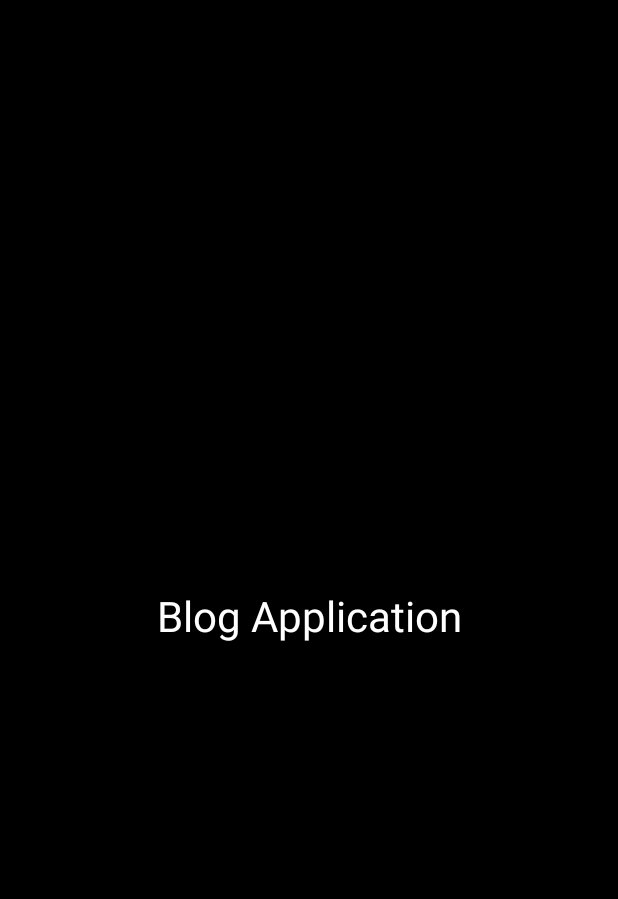
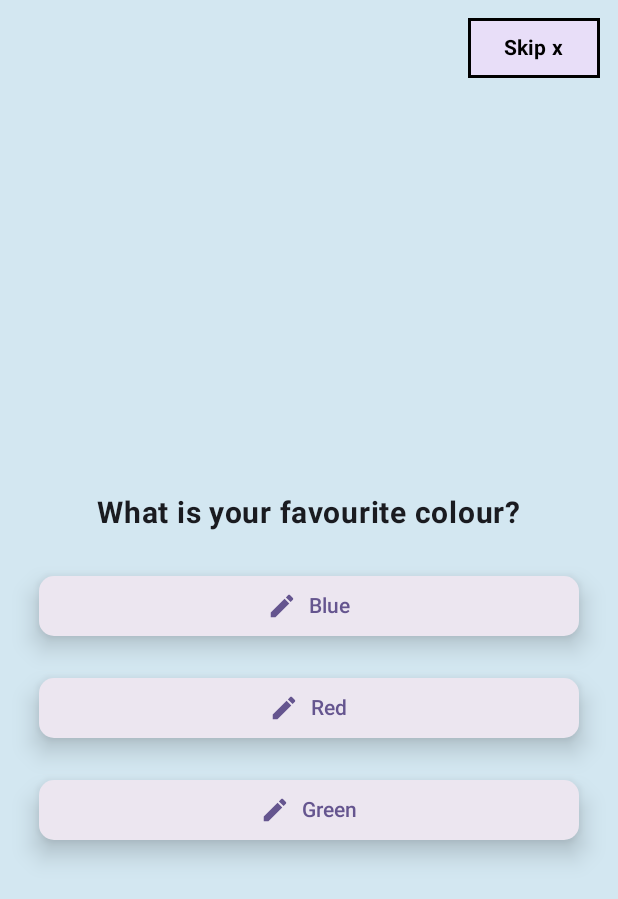
Before and after one commit to SAIF879/RaazAssigment, an Android app built with Jetpack Compose: the screen it shows after launch (MainActivity), on a phone screen of 412 x 824 dp. Shown: the top 899 px of the screen. Run offline under Robolectric (Android 15) with nearby library versions, the phone set to English and light mode, and no system bars.

Commit message:
itnro screen complete!

```diff
--- a/app/src/main/java/com/example/raazassigment/presentation/navigation/AuthenticationNavGraph.kt
+++ b/app/src/main/java/com/example/raazassigment/presentation/navigation/AuthenticationNavGraph.kt
@@ -11,7 +11,7 @@ fun NavGraphBuilder.authenticationNavGraph(navController: NavController) {
         startDestination = AuthenticationScreens.AuthenticationScreen.route
     ) {
         composable(route = AuthenticationScreens.AuthenticationScreen.route) {
-            TODO("AUTHENTICATION  SCREEN IMPL")
+        //    TODO("AUTHENTICATION  SCREEN IMPL")
         }
     }
 }
--- a/app/src/main/java/com/example/raazassigment/presentation/navigation/IntroNavGraph.kt
+++ b/app/src/main/java/com/example/raazassigment/presentation/navigation/IntroNavGraph.kt
@@ -1,5 +1,6 @@
 package com.example.raazassigment.presentation.navigation
 
+import IntroScreen
 import androidx.navigation.NavController
 import androidx.navigation.NavGraphBuilder
 import androidx.navigation.compose.composable
@@ -11,11 +12,11 @@ fun NavGraphBuilder.introNavGraph(navController: NavController) {
         startDestination = IntroScreens.IntroductionScreen.route
     ) {
         composable(route = IntroScreens.IntroductionScreen.route) {
-            TODO("INTRODUCTION SCREEN IMPL")
+            IntroScreen(navController)
         }
     }
 }
 
 sealed class IntroScreens(val route: String) {
-    data object IntroductionScreen : SplashScreens(route = "introduction_screen")
+    data object IntroductionScreen : IntroScreens(route = "introduction_screen")
 }
--- a/app/src/main/java/com/example/raazassigment/presentation/theme/Theme.kt
+++ b/app/src/main/java/com/example/raazassigment/presentation/theme/Theme.kt
@@ -18,9 +18,9 @@ private val DarkColorScheme = darkColorScheme(
 )
 
 private val LightColorScheme = lightColorScheme(
-    primary = Purple80,
-    secondary = PurpleGrey80,
-    tertiary = Pink80
+    primary = Purple40,
+    secondary = PurpleGrey40,
+    tertiary = Pink40
 
     /* Other default colors to override
     background = Color(0xFFFFFBFE),
--- /dev/null
+++ b/app/src/main/java/com/example/raazassigment/presentation/ui/components/OptionButton.kt
@@ -0,0 +1,46 @@
+package com.example.raazassigment.presentation.ui.components
+
+import androidx.compose.foundation.layout.Arrangement
+import androidx.compose.foundation.layout.Row
+import androidx.compose.foundation.layout.Spacer
+import androidx.compose.foundation.layout.fillMaxWidth
+import androidx.compose.foundation.layout.padding
+import androidx.compose.foundation.layout.size
+import androidx.compose.foundation.layout.width
+import androidx.compose.foundation.shape.RoundedCornerShape
+import androidx.compose.material.icons.Icons
+import androidx.compose.material.icons.filled.Edit
+import androidx.compose.material3.Button
+import androidx.compose.material3.ButtonDefaults
+import androidx.compose.material3.ButtonElevation
+import androidx.compose.material3.Icon
+import androidx.compose.material3.Text
+import androidx.compose.runtime.Composable
+import androidx.compose.ui.Alignment
+import androidx.compose.ui.Modifier
+import androidx.compose.ui.graphics.Color
+import androidx.compose.ui.unit.dp
+
+@Composable
+fun OptionButton(option : String,onClick: () -> Unit) {
+    Button(onClick = { onClick.invoke() },
+        colors = ButtonDefaults.buttonColors(containerColor = Color(0xffECE6F0)),
+        shape = RoundedCornerShape(10.dp),
+        modifier = Modifier
+            .fillMaxWidth()
+            .padding(10.dp),
+        elevation = ButtonDefaults.elevatedButtonElevation(defaultElevation = 10.dp)
+
+    ) {
+        Row(modifier = Modifier.fillMaxWidth() , verticalAlignment = Alignment.CenterVertically , horizontalArrangement = Arrangement.Center) {
+            Icon(
+                imageVector = Icons.Default.Edit,
+                contentDescription = "Edit",
+                tint = Color(0xff65558F),
+                modifier = Modifier.size(20.dp) // Adjust size if needed
+            )
+            Spacer(modifier = Modifier.width(8.dp)) // Space between icon and text
+            Text(text = option, color =Color(0xff65558F))
+        }
+    }
+}
--- /dev/null
+++ b/app/src/main/java/com/example/raazassigment/presentation/ui/components/SkipButton.kt
@@ -0,0 +1,35 @@
+package com.example.raazassigment.presentation.ui.components
+
+import androidx.compose.foundation.BorderStroke
+import androidx.compose.foundation.layout.height
+import androidx.compose.foundation.layout.padding
+import androidx.compose.foundation.layout.size
+import androidx.compose.foundation.layout.wrapContentSize
+import androidx.compose.foundation.layout.wrapContentWidth
+import androidx.compose.material3.Button
+import androidx.compose.material3.ButtonDefaults
+import androidx.compose.material3.Text
+import androidx.compose.runtime.Composable
+import androidx.compose.ui.Modifier
+import androidx.compose.ui.graphics.Color
+import androidx.compose.ui.graphics.RectangleShape
+import androidx.compose.ui.text.font.FontWeight
+import androidx.compose.ui.unit.dp
+
+
+@Composable
+fun SkipButton(onClick: () -> Unit) {
+    Button(
+        onClick = onClick,
+        colors = ButtonDefaults.buttonColors(containerColor = Color(0xffE8DEF8)),
+        shape = RectangleShape,
+        border = BorderStroke(2.dp, Color.Black),
+        modifier = Modifier.padding(8.dp).wrapContentSize()
+    ) {
+        Text(
+            text = "Skip x",
+            fontWeight = FontWeight.Bold,
+            color = Color.Black
+        )
+    }
+}
--- a/app/src/main/java/com/example/raazassigment/presentation/ui/screens/introScreen/IntroScreen.kt
+++ b/app/src/main/java/com/example/raazassigment/presentation/ui/screens/introScreen/IntroScreen.kt
@@ -1 +1,90 @@
-package com.example.raazassigment.presentation.ui.screens.introScreen
+import android.widget.Toast
+import androidx.compose.foundation.background
+import androidx.compose.foundation.layout.*
+import androidx.compose.material3.*
+import androidx.compose.material3.TopAppBarDefaults
+import androidx.compose.runtime.*
+import androidx.compose.ui.Alignment
+import androidx.compose.ui.Modifier
+import androidx.compose.ui.graphics.Color
+import androidx.compose.ui.platform.LocalContext
+import androidx.compose.ui.text.font.FontWeight
+import androidx.compose.ui.unit.dp
+import androidx.compose.ui.unit.sp
+import androidx.navigation.NavController
+import com.example.raazassigment.presentation.ui.components.OptionButton
+import com.example.raazassigment.presentation.ui.components.SkipButton
+
+@OptIn(ExperimentalMaterial3Api::class)
+@Composable
+fun IntroScreen(navController: NavController) {
+    val questions = listOf(
+        Question(
+            text = "What is your favourite colour?",
+            options = listOf("Blue", "Red", "Green")
+        ),
+        Question(
+            text = "Do you have a pet?",
+            options = listOf("Yes", "No")
+        ),
+        Question(
+            text = "Which is your most visited city?",
+            options = listOf("Mumbai", "Delhi", "Pune"),
+        ),
+        Question(
+            text = "When did you graduate?",
+            options = listOf("2021", "2022", "2023")
+        )
+    )
+
+    var currentQuestionIndex by remember { mutableIntStateOf(0) }
+    val currentQuestion = questions[currentQuestionIndex]
+    val context = LocalContext.current // Accessing context for Toast
+
+    Scaffold(
+        topBar = {
+            TopAppBar(
+                title = { /* Empty or add a title here if needed */ },
+                colors = TopAppBarDefaults.topAppBarColors(containerColor = Color(0xffD3E7F1)),
+                actions = {
+                    SkipButton {
+                        // Handle skip logic (e.g., navigate to the next screen)
+                    }
+                }
+            )
+        }
+    ) { paddingValues ->
+        Column(
+            modifier = Modifier
+                .fillMaxSize()
+                .background(Color(0xffD3E7F1))
+                .padding(paddingValues)
+                .padding(16.dp),
+            verticalArrangement = Arrangement.Center,
+            horizontalAlignment = Alignment.CenterHorizontally
+        ) {
+            Text(
+                text = currentQuestion.text,
+                fontSize = 20.sp,
+                fontWeight = FontWeight.Bold,
+                modifier = Modifier.padding(vertical = 16.dp)
+            )
+
+            currentQuestion.options.forEach { option ->
+                OptionButton(option = option) {
+                    if (currentQuestionIndex < questions.size - 1) {
+                        currentQuestionIndex++
+                    } else {
+                        // Show toast message on the last question
+                        Toast.makeText(context, "You have completed the questions!", Toast.LENGTH_SHORT).show()
+                    }
+                }
+            }
+        }
+    }
+}
+
+data class Question(
+    val text: String,
+    val options: List<String>
+)
--- a/app/src/main/java/com/example/raazassigment/presentation/ui/splashScreen/SplashScreen.kt
+++ b/app/src/main/java/com/example/raazassigment/presentation/ui/splashScreen/SplashScreen.kt
@@ -33,7 +33,7 @@ fun SplashScreen(navController: NavController) {
         horizontalAlignment = Alignment.CenterHorizontally
     ) {
         Text(
-            text = "Blog Application",
+            text = "Raaz Application",
             color = Color.White,
             style = MaterialTheme.typography.headlineMedium,
             maxLines = 1
```
